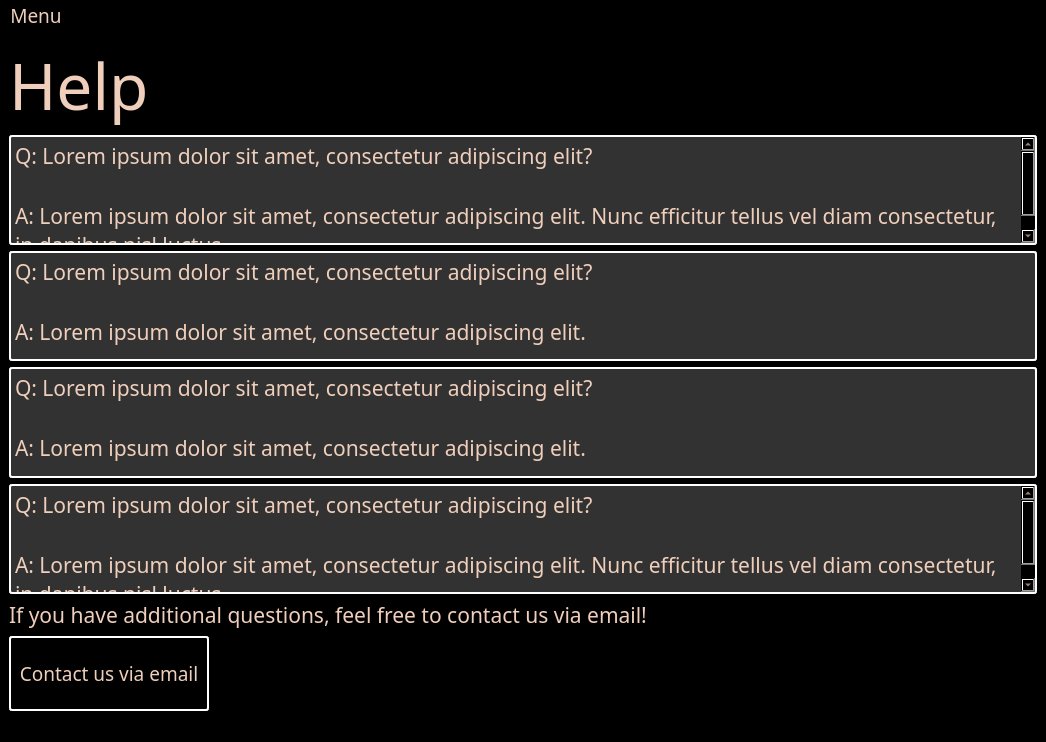
First picture: the form in breadnbutter/gui/shelterhelp.ui, repository jacksodl23/cs-205-pet-adoption, before the edit.
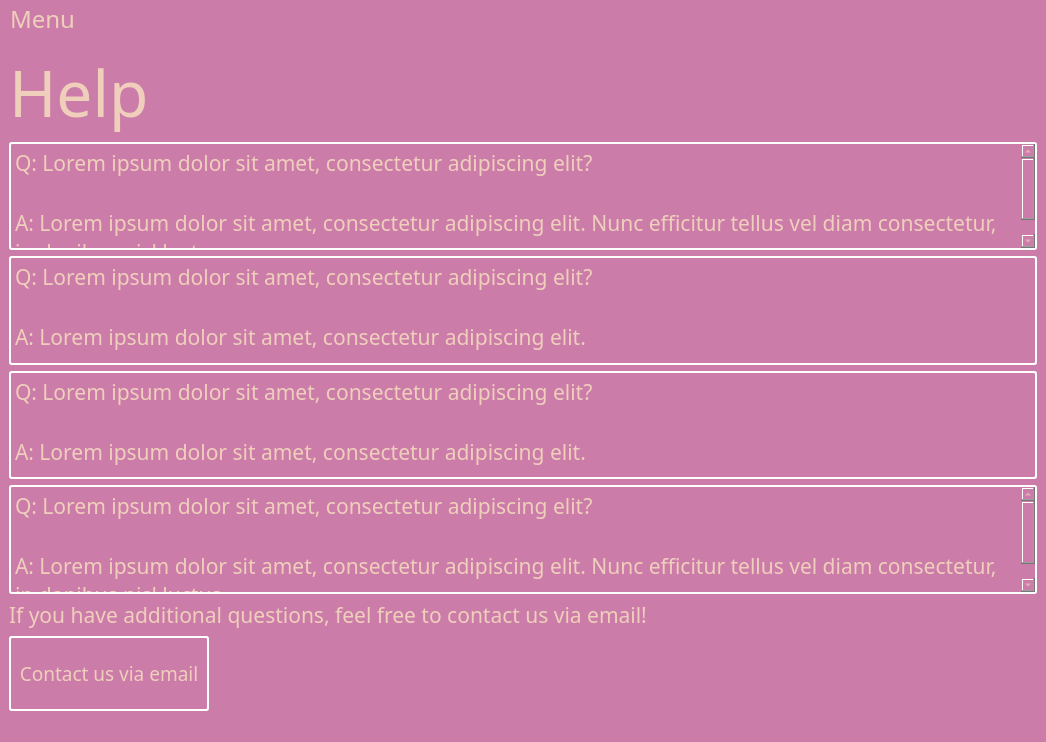
Second picture: the form after the edit.

Patch:
```diff
--- a/breadnbutter/gui/shelterhelp.ui
+++ b/breadnbutter/gui/shelterhelp.ui
@@ -25,9 +25,9 @@
      <colorrole role="Button">
       <brush brushstyle="SolidPattern">
        <color alpha="255">
-        <red>0</red>
-        <green>0</green>
-        <blue>0</blue>
+        <red>204</red>
+        <green>124</green>
+        <blue>169</blue>
        </color>
       </brush>
      </colorrole>
@@ -97,18 +97,18 @@
      <colorrole role="Base">
       <brush brushstyle="SolidPattern">
        <color alpha="255">
-        <red>0</red>
-        <green>0</green>
-        <blue>0</blue>
+        <red>204</red>
+        <green>124</green>
+        <blue>169</blue>
        </color>
       </brush>
      </colorrole>
      <colorrole role="Window">
       <brush brushstyle="SolidPattern">
        <color alpha="255">
-        <red>0</red>
-        <green>0</green>
-        <blue>0</blue>
+        <red>204</red>
+        <green>124</green>
+        <blue>169</blue>
        </color>
       </brush>
      </colorrole>
@@ -162,9 +162,9 @@
      <colorrole role="Button">
       <brush brushstyle="SolidPattern">
        <color alpha="255">
-        <red>0</red>
-        <green>0</green>
-        <blue>0</blue>
+        <red>204</red>
+        <green>124</green>
+        <blue>169</blue>
        </color>
       </brush>
      </colorrole>
@@ -234,18 +234,18 @@
      <colorrole role="Base">
       <brush brushstyle="SolidPattern">
        <color alpha="255">
-        <red>0</red>
-        <green>0</green>
-        <blue>0</blue>
+        <red>204</red>
+        <green>124</green>
+        <blue>169</blue>
        </color>
       </brush>
      </colorrole>
      <colorrole role="Window">
       <brush brushstyle="SolidPattern">
        <color alpha="255">
-        <red>0</red>
-        <green>0</green>
-        <blue>0</blue>
+        <red>204</red>
+        <green>124</green>
+        <blue>169</blue>
        </color>
       </brush>
      </colorrole>
@@ -299,9 +299,9 @@
      <colorrole role="Button">
       <brush brushstyle="SolidPattern">
        <color alpha="255">
-        <red>0</red>
-        <green>0</green>
-        <blue>0</blue>
+        <red>204</red>
+        <green>124</green>
+        <blue>169</blue>
        </color>
       </brush>
      </colorrole>
@@ -371,18 +371,18 @@
      <colorrole role="Base">
       <brush brushstyle="SolidPattern">
        <color alpha="255">
-        <red>0</red>
-        <green>0</green>
-        <blue>0</blue>
+        <red>204</red>
+        <green>124</green>
+        <blue>169</blue>
        </color>
       </brush>
      </colorrole>
      <colorrole role="Window">
       <brush brushstyle="SolidPattern">
        <color alpha="255">
-        <red>0</red>
-        <green>0</green>
-        <blue>0</blue>
+        <red>204</red>
+        <green>124</green>
+        <blue>169</blue>
        </color>
       </brush>
      </colorrole>
@@ -435,7 +435,7 @@
    <string>MainWindow</string>
   </property>
   <property name="styleSheet">
-   <string notr="true">background-color: rgb(0, 0, 0);
+   <string notr="true">background-color: rgb(204, 124, 169);
 color: rgb(239, 207, 187);</string>
   </property>
   <widget class="QWidget" name="centralwidget">
@@ -470,9 +470,9 @@
          <colorrole role="Button">
           <brush brushstyle="SolidPattern">
            <color alpha="255">
-            <red>50</red>
-            <green>50</green>
-            <blue>50</blue>
+            <red>204</red>
+            <green>124</green>
+            <blue>169</blue>
            </color>
           </brush>
          </colorrole>
@@ -497,18 +497,18 @@
          <colorrole role="Base">
           <brush brushstyle="SolidPattern">
            <color alpha="255">
-            <red>50</red>
-            <green>50</green>
-            <blue>50</blue>
+            <red>204</red>
+            <green>124</green>
+            <blue>169</blue>
            </color>
           </brush>
          </colorrole>
          <colorrole role="Window">
           <brush brushstyle="SolidPattern">
            <color alpha="255">
-            <red>50</red>
-            <green>50</green>
-            <blue>50</blue>
+            <red>204</red>
+            <green>124</green>
+            <blue>169</blue>
            </color>
           </brush>
          </colorrole>
@@ -526,9 +526,9 @@
          <colorrole role="Button">
           <brush brushstyle="SolidPattern">
            <color alpha="255">
-            <red>50</red>
-            <green>50</green>
-            <blue>50</blue>
+            <red>204</red>
+            <green>124</green>
+            <blue>169</blue>
            </color>
           </brush>
          </colorrole>
@@ -553,18 +553,18 @@
          <colorrole role="Base">
           <brush brushstyle="SolidPattern">
            <color alpha="255">
-            <red>50</red>
-            <green>50</green>
-            <blue>50</blue>
+            <red>204</red>
+            <green>124</green>
+            <blue>169</blue>
            </color>
           </brush>
          </colorrole>
          <colorrole role="Window">
           <brush brushstyle="SolidPattern">
            <color alpha="255">
-            <red>50</red>
-            <green>50</green>
-            <blue>50</blue>
+            <red>204</red>
+            <green>124</green>
+            <blue>169</blue>
            </color>
           </brush>
          </colorrole>
@@ -582,9 +582,9 @@
          <colorrole role="Button">
           <brush brushstyle="SolidPattern">
            <color alpha="255">
-            <red>50</red>
-            <green>50</green>
-            <blue>50</blue>
+            <red>204</red>
+            <green>124</green>
+            <blue>169</blue>
            </color>
           </brush>
          </colorrole>
@@ -609,18 +609,18 @@
          <colorrole role="Base">
           <brush brushstyle="SolidPattern">
            <color alpha="255">
-            <red>50</red>
-            <green>50</green>
-            <blue>50</blue>
+            <red>204</red>
+            <green>124</green>
+            <blue>169</blue>
            </color>
           </brush>
          </colorrole>
          <colorrole role="Window">
           <brush brushstyle="SolidPattern">
            <color alpha="255">
-            <red>50</red>
-            <green>50</green>
-            <blue>50</blue>
+            <red>204</red>
+            <green>124</green>
+            <blue>169</blue>
            </color>
           </brush>
          </colorrole>
@@ -634,7 +634,7 @@
        </font>
       </property>
       <property name="styleSheet">
-       <string notr="true">background-color: rgb(50, 50, 50);
+       <string notr="true">background-color: rgb(204, 124, 169);
 border: 2px solid  white; 
      border-radius: 3px;</string>
       </property>
@@ -666,9 +666,9 @@
          <colorrole role="Button">
           <brush brushstyle="SolidPattern">
            <color alpha="255">
-            <red>50</red>
-            <green>50</green>
-            <blue>50</blue>
+            <red>204</red>
+            <green>124</green>
+            <blue>169</blue>
            </color>
           </brush>
          </colorrole>
@@ -693,18 +693,18 @@
          <colorrole role="Base">
           <brush brushstyle="SolidPattern">
            <color alpha="255">
-            <red>50</red>
-            <green>50</green>
-            <blue>50</blue>
+            <red>204</red>
+            <green>124</green>
+            <blue>169</blue>
            </color>
           </brush>
          </colorrole>
          <colorrole role="Window">
           <brush brushstyle="SolidPattern">
            <color alpha="255">
-            <red>50</red>
-            <green>50</green>
-            <blue>50</blue>
+            <red>204</red>
+            <green>124</green>
+            <blue>169</blue>
            </color>
           </brush>
          </colorrole>
@@ -722,9 +722,9 @@
          <colorrole role="Button">
           <brush brushstyle="SolidPattern">
            <color alpha="255">
-            <red>50</red>
-            <green>50</green>
-            <blue>50</blue>
+            <red>204</red>
+            <green>124</green>
+            <blue>169</blue>
            </color>
           </brush>
          </colorrole>
@@ -749,18 +749,18 @@
          <colorrole role="Base">
           <brush brushstyle="SolidPattern">
            <color alpha="255">
-            <red>50</red>
-            <green>50</green>
-            <blue>50</blue>
+            <red>204</red>
+            <green>124</green>
+            <blue>169</blue>
            </color>
           </brush>
          </colorrole>
          <colorrole role="Window">
           <brush brushstyle="SolidPattern">
            <color alpha="255">
-            <red>50</red>
-            <green>50</green>
-            <blue>50</blue>
+            <red>204</red>
+            <green>124</green>
+            <blue>169</blue>
            </color>
           </brush>
          </colorrole>
@@ -778,9 +778,9 @@
          <colorrole role="Button">
           <brush brushstyle="SolidPattern">
            <color alpha="255">
-            <red>50</red>
-            <green>50</green>
-            <blue>50</blue>
+            <red>204</red>
+            <green>124</green>
+            <blue>169</blue>
            </color>
           </brush>
          </colorrole>
@@ -805,18 +805,18 @@
          <colorrole role="Base">
           <brush brushstyle="SolidPattern">
            <color alpha="255">
-            <red>50</red>
-            <green>50</green>
-            <blue>50</blue>
+            <red>204</red>
+            <green>124</green>
+            <blue>169</blue>
            </color>
           </brush>
          </colorrole>
          <colorrole role="Window">
           <brush brushstyle="SolidPattern">
            <color alpha="255">
-            <red>50</red>
-            <green>50</green>
-            <blue>50</blue>
+            <red>204</red>
+            <green>124</green>
+            <blue>169</blue>
            </color>
           </brush>
          </colorrole>
@@ -830,7 +830,7 @@
        </font>
       </property>
       <property name="styleSheet">
-       <string notr="true">background-color: rgb(50, 50, 50);
+       <string notr="true">background-color: rgb(204, 124, 169);
 border: 2px solid  white; 
      border-radius: 3px;</string>
       </property>
@@ -862,9 +862,9 @@
          <colorrole role="Button">
           <brush brushstyle="SolidPattern">
            <color alpha="255">
-            <red>50</red>
-            <green>50</green>
-            <blue>50</blue>
+            <red>204</red>
+            <green>124</green>
+            <blue>169</blue>
            </color>
           </brush>
          </colorrole>
@@ -889,18 +889,18 @@
          <colorrole role="Base">
           <brush brushstyle="SolidPattern">
            <color alpha="255">
-            <red>50</red>
-            <green>50</green>
-            <blue>50</blue>
+            <red>204</red>
+            <green>124</green>
+            <blue>169</blue>
            </color>
           </brush>
          </colorrole>
          <colorrole role="Window">
           <brush brushstyle="SolidPattern">
            <color alpha="255">
-            <red>50</red>
-            <green>50</green>
-            <blue>50</blue>
+            <red>204</red>
+            <green>124</green>
+            <blue>169</blue>
            </color>
           </brush>
          </colorrole>
@@ -918,9 +918,9 @@
          <colorrole role="Button">
           <brush brushstyle="SolidPattern">
            <color alpha="255">
-            <red>50</red>
-            <green>50</green>
-            <blue>50</blue>
+            <red>204</red>
+            <green>124</green>
+            <blue>169</blue>
            </color>
           </brush>
          </colorrole>
@@ -945,18 +945,18 @@
          <colorrole role="Base">
           <brush brushstyle="SolidPattern">
            <color alpha="255">
-            <red>50</red>
-            <green>50</green>
-            <blue>50</blue>
+            <red>204</red>
+            <green>124</green>
+            <blue>169</blue>
            </color>
           </brush>
          </colorrole>
          <colorrole role="Window">
           <brush brushstyle="SolidPattern">
            <color alpha="255">
-            <red>50</red>
-            <green>50</green>
-            <blue>50</blue>
+            <red>204</red>
+            <green>124</green>
+            <blue>169</blue>
            </color>
           </brush>
          </colorrole>
@@ -974,9 +974,9 @@
          <colorrole role="Button">
           <brush brushstyle="SolidPattern">
            <color alpha="255">
-            <red>50</red>
-            <green>50</green>
-            <blue>50</blue>
+            <red>204</red>
+            <green>124</green>
+            <blue>169</blue>
            </color>
           </brush>
          </colorrole>
@@ -1001,18 +1001,18 @@
          <colorrole role="Base">
           <brush brushstyle="SolidPattern">
            <color alpha="255">
-            <red>50</red>
-            <green>50</green>
-            <blue>50</blue>
+            <red>204</red>
+            <green>124</green>
+            <blue>169</blue>
            </color>
           </brush>
          </colorrole>
          <colorrole role="Window">
           <brush brushstyle="SolidPattern">
            <color alpha="255">
-            <red>50</red>
-            <green>50</green>
-            <blue>50</blue>
+            <red>204</red>
+            <green>124</green>
+            <blue>169</blue>
            </color>
           </brush>
          </colorrole>
@@ -1026,7 +1026,7 @@
        </font>
       </property>
       <property name="styleSheet">
-       <string notr="true">background-color: rgb(50, 50, 50);
+       <string notr="true">background-color: rgb(204, 124, 169);
 border: 2px solid  white; 
      border-radius: 3px;</string>
       </property>
@@ -1058,9 +1058,9 @@
          <colorrole role="Button">
           <brush brushstyle="SolidPattern">
            <color alpha="255">
-            <red>50</red>
-            <green>50</green>
-            <blue>50</blue>
+            <red>204</red>
+            <green>124</green>
+            <blue>169</blue>
            </color>
           </brush>
          </colorrole>
@@ -1085,18 +1085,18 @@
          <colorrole role="Base">
           <brush brushstyle="SolidPattern">
            <color alpha="255">
-            <red>50</red>
-            <green>50</green>
-            <blue>50</blue>
+            <red>204</red>
+            <green>124</green>
+            <blue>169</blue>
            </color>
           </brush>
          </colorrole>
          <colorrole role="Window">
           <brush brushstyle="SolidPattern">
            <color alpha="255">
-            <red>50</red>
-            <green>50</green>
-            <blue>50</blue>
+            <red>204</red>
+            <green>124</green>
+            <blue>169</blue>
            </color>
           </brush>
          </colorrole>
@@ -1114,9 +1114,9 @@
          <colorrole role="Button">
           <brush brushstyle="SolidPattern">
            <color alpha="255">
-            <red>50</red>
-            <green>50</green>
-            <blue>50</blue>
+            <red>204</red>
+            <green>124</green>
+            <blue>169</blue>
            </color>
           </brush>
          </colorrole>
@@ -1141,18 +1141,18 @@
          <colorrole role="Base">
           <brush brushstyle="SolidPattern">
            <color alpha="255">
-            <red>50</red>
-            <green>50</green>
-            <blue>50</blue>
+            <red>204</red>
+            <green>124</green>
+            <blue>169</blue>
            </color>
           </brush>
          </colorrole>
          <colorrole role="Window">
           <brush brushstyle="SolidPattern">
            <color alpha="255">
-            <red>50</red>
-            <green>50</green>
-            <blue>50</blue>
+            <red>204</red>
+            <green>124</green>
+            <blue>169</blue>
            </color>
           </brush>
          </colorrole>
@@ -1170,9 +1170,9 @@
          <colorrole role="Button">
           <brush brushstyle="SolidPattern">
            <color alpha="255">
-            <red>50</red>
-            <green>50</green>
-            <blue>50</blue>
+            <red>204</red>
+            <green>124</green>
+            <blue>169</blue>
            </color>
           </brush>
          </colorrole>
@@ -1197,18 +1197,18 @@
          <colorrole role="Base">
           <brush brushstyle="SolidPattern">
            <color alpha="255">
-            <red>50</red>
-            <green>50</green>
-            <blue>50</blue>
+            <red>204</red>
+            <green>124</green>
+            <blue>169</blue>
            </color>
           </brush>
          </colorrole>
          <colorrole role="Window">
           <brush brushstyle="SolidPattern">
            <color alpha="255">
-            <red>50</red>
-            <green>50</green>
-            <blue>50</blue>
+            <red>204</red>
+            <green>124</green>
+            <blue>169</blue>
            </color>
           </brush>
          </colorrole>
@@ -1222,7 +1222,7 @@
        </font>
       </property>
       <property name="styleSheet">
-       <string notr="true">background-color: rgb(50, 50, 50);
+       <string notr="true">background-color: rgb(204, 124, 169);
 border: 2px solid  white; 
      border-radius: 3px;</string>
       </property>
@@ -1287,16 +1287,22 @@
      <x>0</x>
      <y>0</y>
      <width>1046</width>
-     <height>31</height>
+     <height>38</height>
     </rect>
    </property>
    <property name="font">
     <font>
      <family>Dyuthi</family>
-     <pointsize>14</pointsize>
+     <pointsize>18</pointsize>
     </font>
    </property>
    <widget class="QMenu" name="menuBread_and_Butter">
+    <property name="font">
+     <font>
+      <family>Dyuthi</family>
+      <pointsize>14</pointsize>
+     </font>
+    </property>
     <property name="title">
      <string>Menu</string>
     </property>
```
